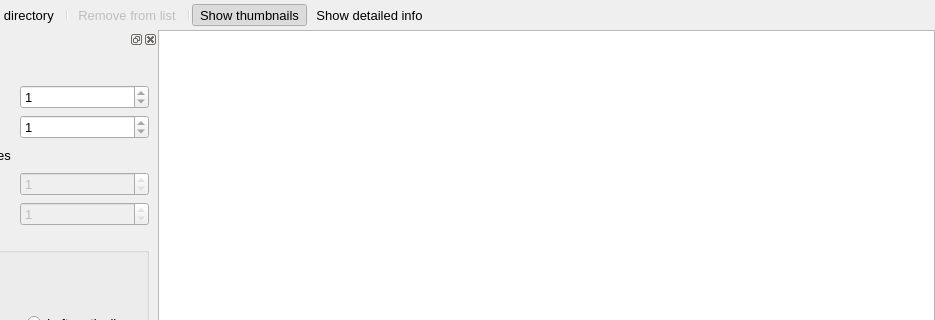
Qt form src/ui/fpsbatchdialog.ui (zxunge/FreePictureSplitter) before a commit; both pictures show x 125 to 1060 and y 0 to 320 of the 1060 by 612 pixel window.
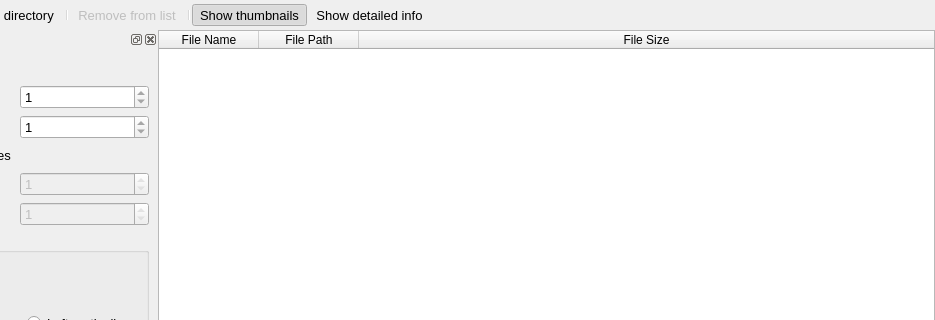
The same form after that commit. The open tabs and pages were chosen to show the change. Icons and pictures are not drawn.

Commit message: UI and feature updates: - fpsBatchDialog: Add context menus and removing support.

Diff of the .ui file:
```diff
--- a/src/ui/fpsbatchdialog.ui
+++ b/src/ui/fpsbatchdialog.ui
@@ -315,6 +315,39 @@
               <verstretch>1</verstretch>
              </sizepolicy>
             </property>
+            <property name="contextMenuPolicy">
+             <enum>Qt::CustomContextMenu</enum>
+            </property>
+            <property name="selectionMode">
+             <enum>QAbstractItemView::SingleSelection</enum>
+            </property>
+            <property name="selectionBehavior">
+             <enum>QAbstractItemView::SelectRows</enum>
+            </property>
+            <property name="columnCount">
+             <number>3</number>
+            </property>
+            <attribute name="horizontalHeaderStretchLastSection">
+             <bool>true</bool>
+            </attribute>
+            <attribute name="verticalHeaderVisible">
+             <bool>false</bool>
+            </attribute>
+            <column>
+             <property name="text">
+              <string>File Name</string>
+             </property>
+            </column>
+            <column>
+             <property name="text">
+              <string>File Path</string>
+             </property>
+            </column>
+            <column>
+             <property name="text">
+              <string>File Size</string>
+             </property>
+            </column>
            </widget>
           </item>
          </layout>
```
Left out of the diff: 33 changed lines with no effect on the pictures. The commit also changes 7 other files.
